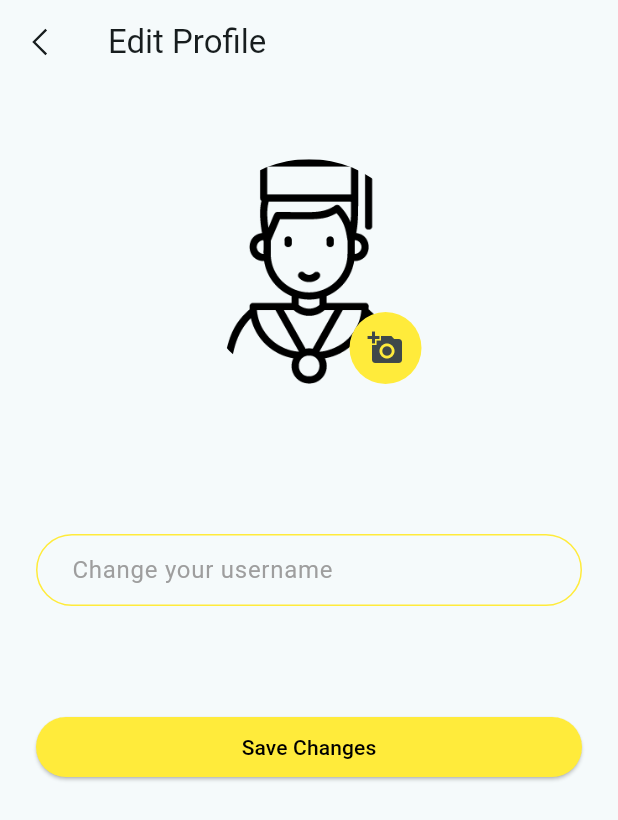
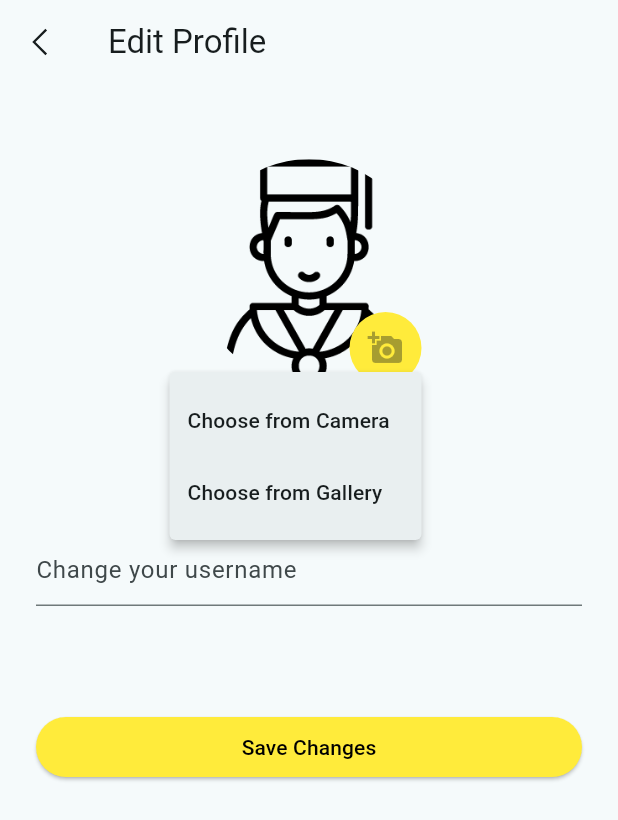
Before and after one commit to MARtinMarjan/mobile-information-systems-quiz-app, a Flutter app: the UpdateProfileScreen screen opened directly, after a tap on the "add a photo" icon, on a phone screen of 412 x 824 dp. Shown: the top 820 px of the screen. Run offline on Flutter 3.47's test engine with Material 3 defaults, Android fonts, the phone set to English and light mode, and no system bars; our stand-ins replace cloud_firestore, confetti, firebase_auth, firebase_core, firebase_storage, get and 5 more; missing offline and left inert: level_map; accounts and stored records are empty.

Commit message:
Added to choose from Camera and Galley

```diff
--- a/lib/main.dart
+++ b/lib/main.dart
@@ -23,7 +23,9 @@ void main() async {
     MultiProvider(
       providers: [
         ChangeNotifierProvider(create: (_) => QuizViewModel()),
-        ChangeNotifierProvider(create: (_) => UserViewModel(authService: authService, dbService: dbService)),
+        ChangeNotifierProvider(
+            create: (_) =>
+                UserViewModel(authService: authService, dbService: dbService)),
       ],
       child: const MyApp(),
     ),
--- a/lib/screens/profile/update_profile_screen.dart
+++ b/lib/screens/profile/update_profile_screen.dart
@@ -9,7 +9,7 @@ import 'package:quiz_app/viewmodels/user.viewmodel.dart';
 import '../../widgets/ui/rounded_button.dart';
 
 class UpdateProfileScreen extends StatefulWidget {
-  const UpdateProfileScreen({super.key});
+  const UpdateProfileScreen({Key? key});
 
   @override
   State<UpdateProfileScreen> createState() => _UpdateProfileScreenState();
@@ -17,11 +17,8 @@ class UpdateProfileScreen extends StatefulWidget {
 
 class _UpdateProfileScreenState extends State<UpdateProfileScreen> {
   Uint8List? _image;
-
   String previousImage = "";
-
   String previousUsername = "";
-
   final TextEditingController usernameController = TextEditingController();
 
   @override
@@ -35,23 +32,16 @@ class _UpdateProfileScreenState extends State<UpdateProfileScreen> {
     }
   }
 
-  Future<Uint8List?> pickImage(ImageSource source) async {
+  Future<void> pickImage(ImageSource source) async {
     final ImagePicker imagePicker = ImagePicker();
     XFile? file = await imagePicker.pickImage(source: source);
     if (file != null) {
-      return await file.readAsBytes();
-    }
-
-    print("No Images Selected");
-    return null; // Return null if no image selected
-  }
-
-  void selectImage() async {
-    Uint8List? img = await pickImage(ImageSource.gallery);
-    if (img != null) {
+      Uint8List img = await file.readAsBytes();
       setState(() {
         _image = img;
       });
+    } else {
+      print("No Images Selected");
     }
   }
 
@@ -124,9 +114,24 @@ class _UpdateProfileScreenState extends State<UpdateProfileScreen> {
                         color: Colors.yellow,
                         shape: BoxShape.circle,
                       ),
-                      child: IconButton(
-                        onPressed: selectImage,
-                        icon: const Icon(Icons.add_a_photo),
+                      child: PopupMenuButton<ImageSource>(
+                        offset: const Offset(0, 40),
+                        onSelected: pickImage,
+                        itemBuilder: (context) => [
+                          const PopupMenuItem(
+                            value: ImageSource.camera,
+                            child: Text('Choose from Camera'),
+                          ),
+                          const PopupMenuItem(
+                            value: ImageSource.gallery,
+                            child: Text('Choose from Gallery'),
+                          ),
+                        ],
+                        child: IconButton(
+                          icon: const Icon(Icons.add_a_photo),
+                          color: Theme.of(context).primaryColor,
+                          onPressed: null,
+                        ),
                       ),
                     ),
                   ),
@@ -138,8 +143,9 @@ class _UpdateProfileScreenState extends State<UpdateProfileScreen> {
                   children: [
                     TextFormField(
                       controller: usernameController,
-                      decoration: kTextFieldDecoration.copyWith(
-                          hintText: 'Change your username'),
+                      decoration: const InputDecoration(
+                        hintText: 'Change your username',
+                      ),
                     ),
                     const SizedBox(height: 50),
                     const SizedBox(height: 20),
@@ -148,11 +154,14 @@ class _UpdateProfileScreenState extends State<UpdateProfileScreen> {
                       child: ElevatedButton(
                         onPressed: saveProfile,
                         style: ElevatedButton.styleFrom(
-                            backgroundColor: zolta,
-                            side: BorderSide.none,
-                            shape: const StadiumBorder()),
-                        child: const Text("Save Changes",
-                            style: TextStyle(color: Colors.black)),
+                          backgroundColor: zolta,
+                          side: BorderSide.none,
+                          shape: const StadiumBorder(),
+                        ),
+                        child: const Text(
+                          "Save Changes",
+                          style: TextStyle(color: Colors.black),
+                        ),
                       ),
                     ),
                   ],
--- a/lib/viewmodels/user.viewmodel.dart
+++ b/lib/viewmodels/user.viewmodel.dart
@@ -88,6 +88,7 @@ class UserViewModel extends ChangeNotifier {
         notifyListeners();
       }
     }
+  }
 
-  }
+  void resetUserData() {}
 }
```
Also changed, not shown: lib/generated/assets.dart, pubspec.lock.
